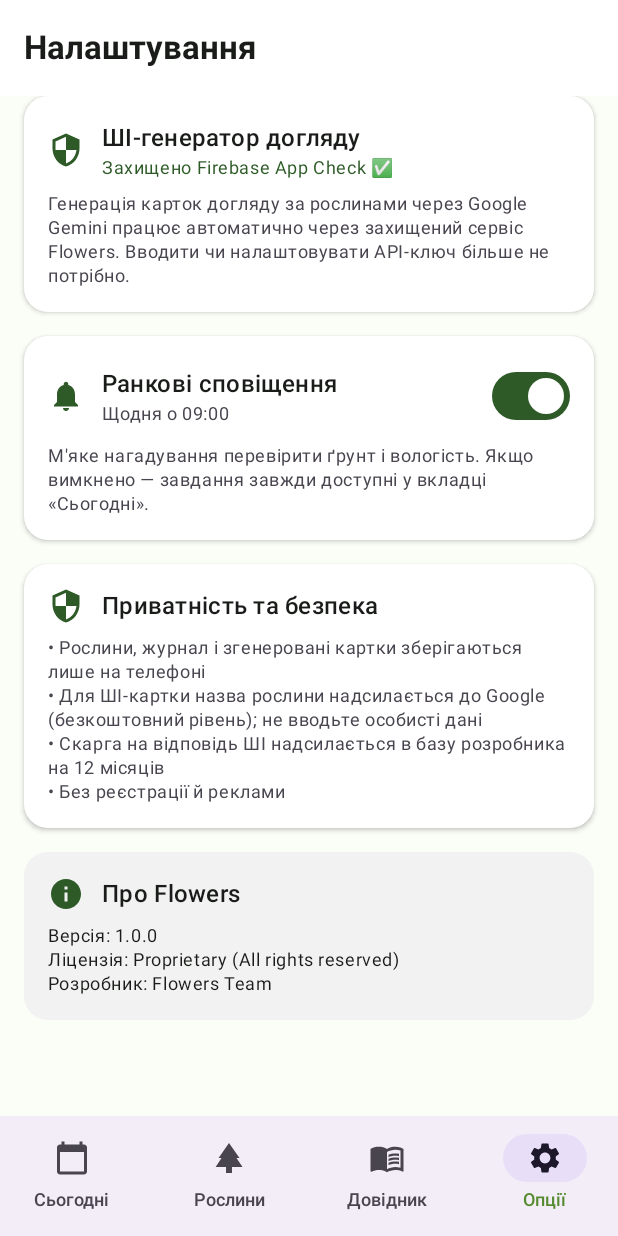
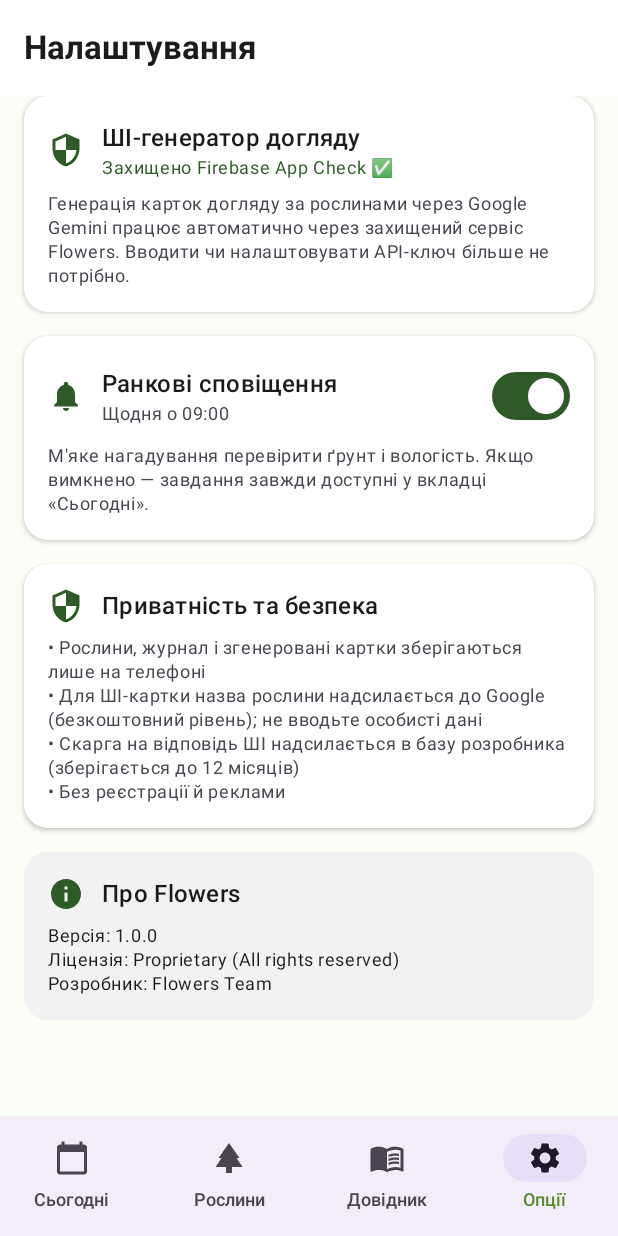
Before and after one commit to SaVoJ13/flowers, an Android app built with Jetpack Compose: the settings screen opened through its navigation route, on a phone screen of 412 x 824 dp. Run offline under Robolectric (Android 15) with nearby library versions, the phone set to English and light mode, and no system bars.

Commit message:
fix(TASK-047): мертвий імпорт, «до 12 місяців»
Co-Authored-By: Claude Sonnet 5.5 <noreply@anthropic.com>

```diff
--- a/app/src/main/java/com/flowers/app/ui/settings/SettingsScreen.kt
+++ b/app/src/main/java/com/flowers/app/ui/settings/SettingsScreen.kt
@@ -14,7 +14,6 @@ import androidx.compose.foundation.rememberScrollState
 import androidx.compose.foundation.shape.RoundedCornerShape
 import androidx.compose.foundation.verticalScroll
 import androidx.compose.material.icons.Icons
-import androidx.compose.material.icons.filled.AutoAwesome
 import androidx.compose.material.icons.filled.Info
 import androidx.compose.material.icons.filled.Notifications
 import androidx.compose.material.icons.filled.Security
@@ -145,7 +144,7 @@ fun SettingsScreen(
                     }
                     Spacer(modifier = Modifier.height(8.dp))
                     Text(
-                        text = "• Рослини, журнал і згенеровані картки зберігаються лише на телефоні\n• Для ШІ-картки назва рослини надсилається до Google (безкоштовний рівень); не вводьте особисті дані\n• Скарга на відповідь ШІ надсилається в базу розробника на 12 місяців\n• Без реєстрації й реклами",
+                        text = "• Рослини, журнал і згенеровані картки зберігаються лише на телефоні\n• Для ШІ-картки назва рослини надсилається до Google (безкоштовний рівень); не вводьте особисті дані\n• Скарга на відповідь ШІ надсилається в базу розробника (зберігається до 12 місяців)\n• Без реєстрації й реклами",
                         style = MaterialTheme.typography.bodySmall,
                         color = MaterialTheme.colorScheme.onSurfaceVariant
                     )
```
